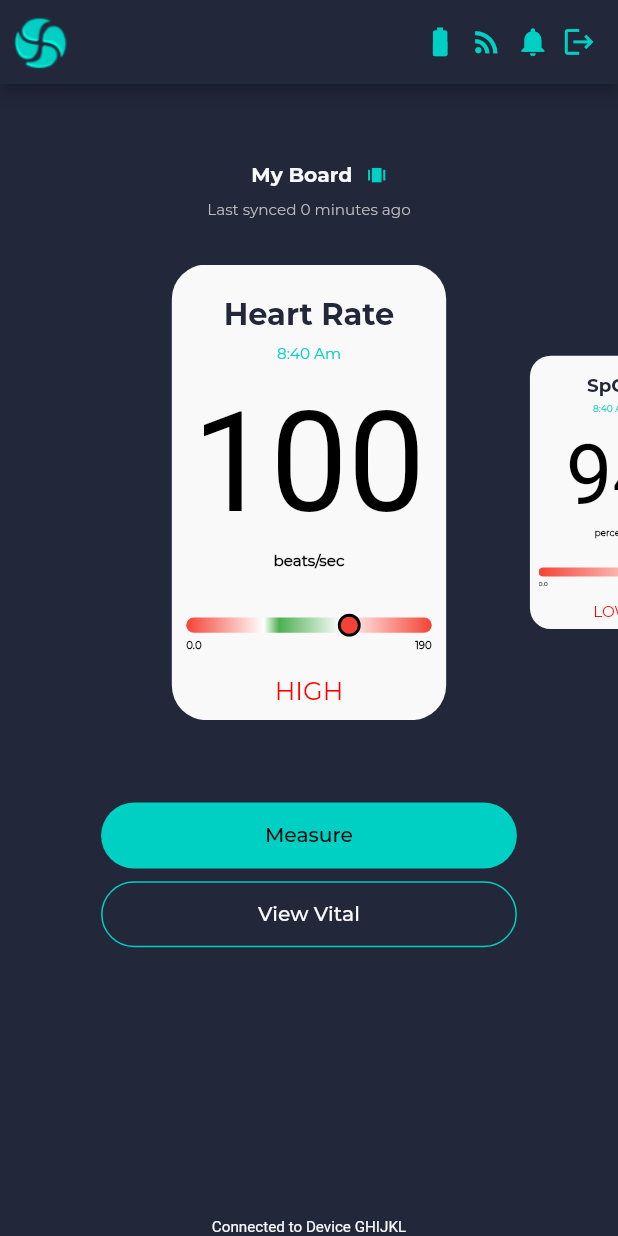
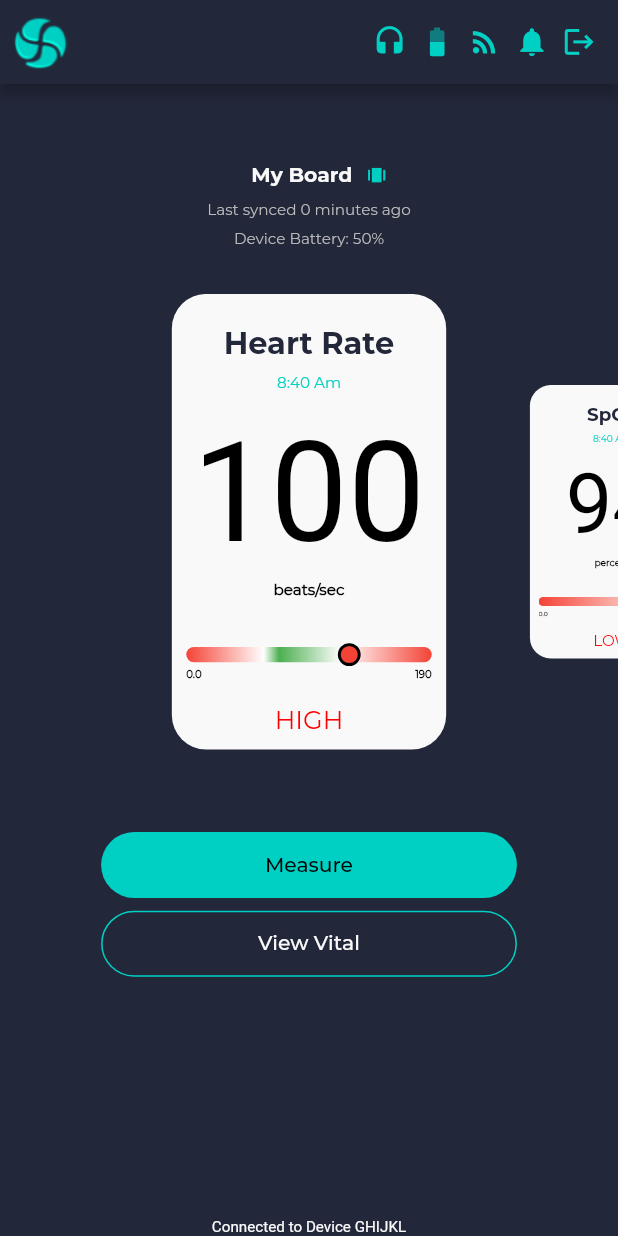
Before and after one commit to flexxited/Swastek, a Flutter app: the screen it shows once a user with an empty profile is signed in, after a tap on "Skip for now", on a phone screen of 412 x 824 dp. Run offline on Flutter 3.47's test engine with Material 2 defaults, Android fonts, the phone set to English and light mode, and no system bars; drawn by our look-alikes of scroll_snap_list; our stand-ins replace cloud_firestore, dartz, firebase_auth, firebase_core, flutter_blue, flutter_screenutil and 3 more; missing offline and left inert: app_settings; accounts and stored records are empty; Roboto replaces fonts that are missing (SeogeBold, SeogeReg).

Commit message:
bp and cbt levels, cbt decimal, headset

```diff
--- a/lib/app/modules/home/views/widgets/my_board/my_board.dart
+++ b/lib/app/modules/home/views/widgets/my_board/my_board.dart
@@ -1,5 +1,6 @@
 // import 'package:flexxited_swastek/controllers/tracking_controller.dart';
 
+import 'package:flexxited_swastek/app/modules/home/controllers/device_controller.dart';
 import 'package:flexxited_swastek/app/modules/home/controllers/home_controller.dart';
 import 'package:flexxited_swastek/app/modules/home/controllers/my_board_controller.dart';
 import 'package:flexxited_swastek/app/modules/home/views/widgets/my_board/widgets/battery_custom_clipper.dart';
@@ -18,6 +19,10 @@ class MyBoard extends GetView<MyBoardController> {
   @override
   Widget build(BuildContext context) {
     // final homecontroller = Get.put<HomeController>(Get.find());//Todo
+    var battery = Get.find<DeviceController>().deviceData.value.map(
+        (value) => value.deviceStat
+            .map((value) => (value.batterPercentage), empty: (_) => 0),
+        invalidDataPacket: (_) => 0);
     return SafeArea(
       child: Scaffold(
         appBar: AppBar(
@@ -28,19 +33,32 @@ class MyBoard extends GetView<MyBoardController> {
           ),
           actions: [
             SizedBox(
-              width: 135.w,
+              width: 170.w,
               height: 27.h,
               child: Padding(
                 padding: EdgeInsets.only(right: 15.w),
                 child: Row(
                   mainAxisAlignment: MainAxisAlignment.spaceBetween,
                   children: [
+                    Get.find<DeviceController>().deviceData.value.map(
+                        (value) => value.deviceStat.map(
+                            (value) => value.wearStatus.map(
+                                wearingHrBpActive: (_) => HeadsetOn(),
+                                wearingOnlyHrActive: (_) => HeadsetOn(),
+                                notWearing: (_) => HeadsetOff(),
+                                invalid: (_) => HeadsetOff()),
+                            empty: (_) => SizedBox(
+                                  width: 27.sp,
+                                )),
+                        invalidDataPacket: (_) => SizedBox(
+                              width: 27.sp,
+                            )),
                     Stack(
                       children: [
                         Icon(
                           Icons.battery_full_outlined,
                           size: 27.sp,
-                          color: const Color(0xff00D0C3),
+                          color: const Color(0xff00D0C3).withOpacity(0.5),
                         ),
                         ClipPath(
                           clipper: BatteryClipper(),
@@ -121,6 +139,16 @@ class MyBoard extends GetView<MyBoardController> {
                         color: const Color(0xffBCBCBC))),
               ),
             ),
+            Padding(
+              padding: EdgeInsets.only(top: 9.h),
+              child: Center(
+                child: Text("Device Battery: $battery%",
+                    style: TextStyle(
+                        fontSize: 12.sp,
+                        fontFamily: "MonsReg",
+                        color: const Color(0xffBCBCBC))),
+              ),
+            ),
             Expanded(
               child: SizedBox(
                 child: PageView(
@@ -147,3 +175,25 @@ class MyBoard extends GetView<MyBoardController> {
     );
   }
 }
+
+class HeadsetOn extends StatelessWidget {
+  @override
+  Widget build(BuildContext context) {
+    return Icon(
+      Icons.headset,
+      size: 27.sp,
+      color: Theme.of(context).accentColor,
+    );
+  }
+}
+
+class HeadsetOff extends StatelessWidget {
+  @override
+  Widget build(BuildContext context) {
+    return Icon(
+      Icons.headset_off,
+      size: 27.sp,
+      color: Theme.of(context).accentColor,
+    );
+  }
+}
--- a/lib/app/modules/home/views/widgets/my_board/widgets/battery_custom_clipper.dart
+++ b/lib/app/modules/home/views/widgets/my_board/widgets/battery_custom_clipper.dart
@@ -11,6 +11,8 @@ class BatteryClipper extends CustomClipper<Path> {
             (value) => (100 - value.batterPercentage) / 100,
             empty: (_) => 0),
         invalidDataPacket: (_) => 0);
+    print("height = $height");
+    height = 0.5;
     final path = Path();
 
     path.moveTo(0, size.height * height);
--- a/lib/app/modules/home/views/widgets/my_board/widgets/horizontal_view/cards/core_body_temp_card_horizontal_list_tile.dart
+++ b/lib/app/modules/home/views/widgets/my_board/widgets/horizontal_view/cards/core_body_temp_card_horizontal_list_tile.dart
@@ -30,7 +30,7 @@ class CBTHorizontalListTile extends StatelessWidget {
       ),
       CardValueTextWidget(
         data: cbt.map(
-          (value) => value.cbt.toString(),
+          (value) => value.cbt.toStringAsFixed(1),
           empty: (_) => "0",
         ),
         fontSize: 80.sp,
--- a/lib/app/modules/home/views/widgets/my_board/widgets/horizontal_view/horizontal_view.dart
+++ b/lib/app/modules/home/views/widgets/my_board/widgets/horizontal_view/horizontal_view.dart
@@ -141,9 +141,10 @@ class HorizontalView extends StatelessWidget {
                       ),
                     )),
         ),
-        SizedBox(
-          height:
-              151.h, // trackController.isStartTracking.value ? 151.h : 213.h,
+        Expanded(
+          child: SizedBox(
+              // trackController.isStartTracking.value ? 151.h : 213.h,
+              ),
         )
       ],
     );
--- a/lib/app/modules/home/views/widgets/my_board/widgets/verticle_view/cards/core_body_temp_card_vertical_list_tile.dart
+++ b/lib/app/modules/home/views/widgets/my_board/widgets/verticle_view/cards/core_body_temp_card_vertical_list_tile.dart
@@ -74,7 +74,7 @@ class CBTVerticalListTile extends StatelessWidget {
                 height: 24.h,
                 child: SingleRowHealthData(
                     value: cbt.map(
-                      (value) => value.cbt.toString(),
+                      (value) => value.cbt.toStringAsFixed(1),
                       empty: (_) => "0",
                     ),
                     type: "Vital",
--- a/lib/domain/device/device_data_packet.dart
+++ b/lib/domain/device/device_data_packet.dart
@@ -54,7 +54,7 @@ abstract class DeviceDataPacket with _$DeviceDataPacket {
           ),
           spo2: OxygenSaturation(
               spO2: deviceDataPacket[7].getValidOxygenSaturation(),
-          spO2Level:deviceDataPacket[7].getLevels()),
+              spO2Level: deviceDataPacket[7].getLevels()),
           respiratoryRate: RespiratoryRate(
               rr: deviceDataPacket[8],
               respiratoryLevel: deviceDataPacket[8].getRespiratoryLevels()),
@@ -101,7 +101,7 @@ abstract class DeviceDataPacket with _$DeviceDataPacket {
               systolicLevel: 121.getSystolicLevels(),
               diastolic: 78,
             ),
-            coreBodyTemperature: const CoreBodyTemperature(cbt: 36.5),
+            coreBodyTemperature: const CoreBodyTemperature(cbt: 36.567),
             stepCount: const StepCount(steps: 9000),
             fallDetection: const FallDetection(isFall: true),
             heatStres: const HeatStress(hsRisk: EnHeatStressRisk.highRisk()),
--- a/lib/domain/device/models/blood_pressure.dart
+++ b/lib/domain/device/models/blood_pressure.dart
@@ -16,10 +16,18 @@ abstract class BloodPressure with _$BloodPressure {
 
 extension BloodPressureX on int {
   EnLevels getSystolicLevels() {
-    return this > 120
-        ? EnLevels.high(value: this)
-        : this < 90
-            ? EnLevels.low(value: this)
-            : EnLevels.normal(value: this);
+    if (this < 80) {
+      return EnLevels.low(value: this);
+    } else if (this >= 80 && this < 90) {
+      return EnLevels.lowNormal(value: this);
+    } else if (this >= 90 && this < 120) {
+      return EnLevels.normal(value: this);
+    } else if (this >= 120 && this < 140) {
+      return EnLevels.normalHigh(value: this);
+    } else if (this >= 140) {
+      return EnLevels.high(value: this);
+    } else {
+      return const EnLevels.undetermined();
+    }
   }
 }
--- a/lib/domain/device/models/core_body_temperature.dart
+++ b/lib/domain/device/models/core_body_temperature.dart
@@ -48,11 +48,15 @@ extension CoreBodyTemperatureX on CoreBodyTemperature {
   EnLevels getLevels() {
     return map(
       (value) {
-        if (value.cbt < 36.0) {
+        if (value.cbt < 35) {
           return EnLevels.low(value: value.cbt);
-        } else if (value.cbt >= 36.0 && value.cbt <= 37.5) {
+        } else if (value.cbt >= 35 && value.cbt < 36) {
+          return EnLevels.lowNormal(value: value.cbt);
+        } else if (value.cbt >= 36 && value.cbt < 37.5) {
           return EnLevels.normal(value: value.cbt);
-        } else if (value.cbt > 37.5) {
+        } else if (value.cbt >= 37.5 && value.cbt < 38) {
+          return EnLevels.normalHigh(value: value.cbt);
+        } else if (value.cbt >= 38) {
           return EnLevels.high(value: value.cbt);
         } else {
           return const EnLevels.undetermined();
--- a/lib/domain/device/models/device_stat.dart
+++ b/lib/domain/device/models/device_stat.dart
@@ -44,7 +44,7 @@ abstract class DeviceStat with _$DeviceStat {
         : const DeviceStat(
             syncWord: const SyncWord(byte1: 165, byte2: 195),
             version: 3,
-            wearStatus: const WearStatus.wearingHrBpActive(),
+            wearStatus: const WearStatus.wearingOnlyHrActive(),
             batterPercentage: 50,
           );
   }
```
